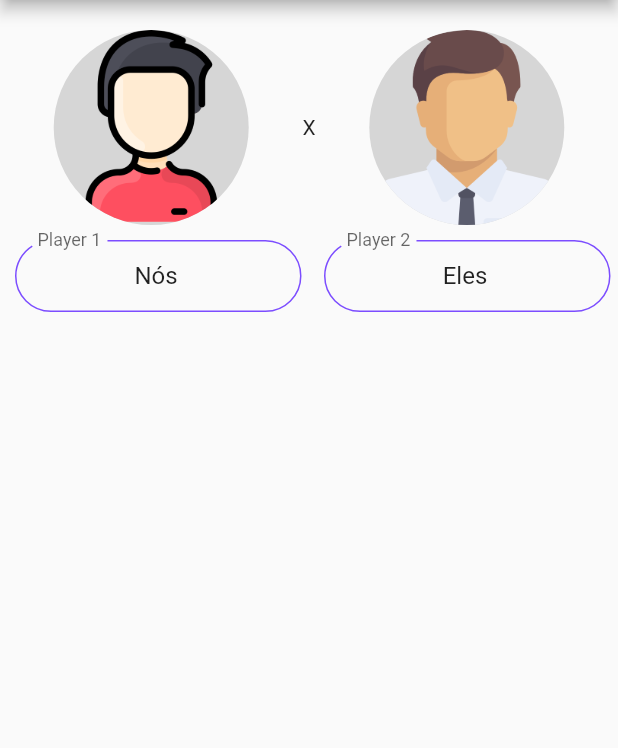
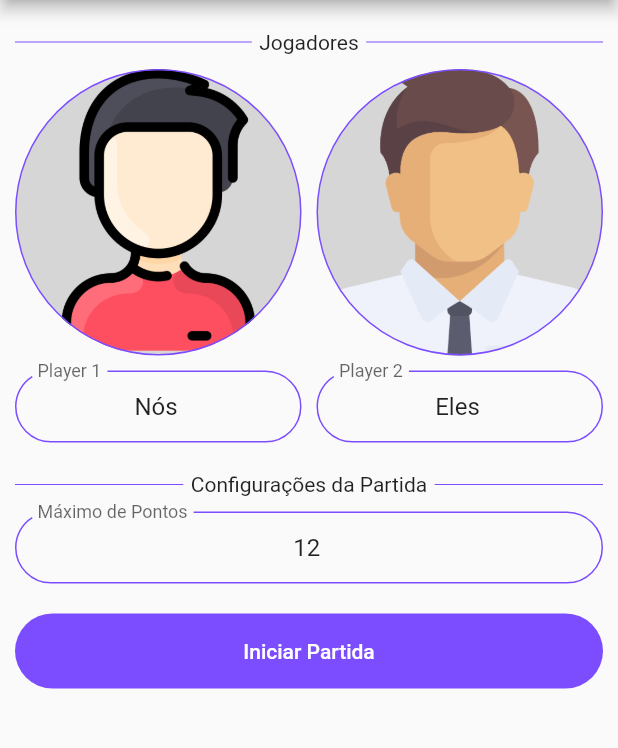
Before and after one commit to MichelHanzenScheeren/marcador_de_truco, a Flutter app: the screen it shows after launch, on a phone screen of 412 x 824 dp, the part 84-832 px from its top. Run offline on Flutter 3.47's test engine with Material 2 defaults, Android fonts, the phone set to English and light mode, and no system bars; our stand-ins replace flutter_mobx, image_cropper, image_picker, mobx; generated files the repository leaves out were written again.

Commit message:
Continuação da criação da homePage.

```diff
--- a/lib/main.dart
+++ b/lib/main.dart
@@ -19,6 +19,7 @@ class MyApp extends StatelessWidget {
         visualDensity: VisualDensity.adaptivePlatformDensity,
         primaryColor: Colors.deepPurpleAccent,
         accentColor: Colors.deepPurpleAccent,
+        splashColor: Colors.white,
         inputDecorationTheme: InputDecorationTheme(
           contentPadding: EdgeInsets.symmetric(horizontal: 15, vertical: 5),
           enabledBorder: OutlineInputBorder(
--- a/lib/pages/home_page/custom_text_field.dart
+++ /dev/null
@@ -1,30 +0,0 @@
-import 'package:flutter/material.dart';
-
-class CustomTextField extends StatelessWidget {
-  final String text;
-  final String playerNumber;
-  final Function(String valur) changed;
-  CustomTextField({
-    @required this.text,
-    @required this.playerNumber,
-    @required this.changed,
-  });
-
-  @override
-  Widget build(BuildContext context) {
-    return Flexible(
-      flex: 1,
-      child: Padding(
-        padding: EdgeInsets.only(left: 10, right: 5),
-        child: TextFormField(
-          initialValue: text,
-          textAlign: TextAlign.center,
-          onChanged: changed,
-          decoration: InputDecoration(
-            labelText: "Player $playerNumber",
-          ),
-        ),
-      ),
-    );
-  }
-}
--- a/lib/pages/home_page/home.dart
+++ b/lib/pages/home_page/home.dart
@@ -1,9 +1,11 @@
 import 'package:flutter/material.dart';
-import 'package:marcadordetruco/models/player.dart';
-import 'package:marcadordetruco/pages/home_page/custom_text_field.dart';
-import 'package:marcadordetruco/pages/home_page/players_images.dart';
-import 'package:marcadordetruco/statics/project_images.dart';
-import 'package:marcadordetruco/widgets/image_container.dart';
+import 'package:marcadordetruco/pages/home_page/widgets/players_names.dart';
+import 'package:marcadordetruco/widgets/custom_button.dart';
+import './widgets/players_images.dart';
+import '../../widgets/custom_text_field.dart';
+import '../../statics/project_images.dart';
+import '../../models/player.dart';
+import '../../widgets/title_divider.dart';
 
 class Home extends StatefulWidget {
   @override
@@ -23,36 +25,60 @@ class _HomeState extends State<Home> {
     name: "Eles",
     playerNumber: Players.p2,
   );
+  final maxPointsController = TextEditingController();
 
   @override
   Widget build(BuildContext context) {
+    final double space = 10;
+    final double width = MediaQuery.of(context).size.width;
+    final Color primaryColor = Theme.of(context).accentColor;
+    final Color secondaryColor = Theme.of(context).splashColor;
     return Scaffold(
       appBar: AppBar(
         title: Text("Marcador de Truco"),
       ),
       body: SingleChildScrollView(
         child: Padding(
-          padding: const EdgeInsets.symmetric(vertical: 20),
+          padding: EdgeInsets.all(space),
           child: Form(
             child: Column(
               crossAxisAlignment: CrossAxisAlignment.stretch,
               children: <Widget>[
-                PlayersImages(player1, player2),
-                SizedBox(height: 10),
-                Row(
-                  mainAxisAlignment: MainAxisAlignment.spaceAround,
-                  children: <Widget>[
-                    CustomTextField(
-                      text: player1.name,
-                      playerNumber: "1",
-                      changed: player1.setName,
-                    ),
-                    CustomTextField(
-                      text: player2.name,
-                      playerNumber: "2",
-                      changed: player2.setName,
-                    ),
-                  ],
+                SizedBox(height: space),
+                TitleDivider(
+                  text: "Jogadores",
+                  dividerColor: primaryColor,
+                ),
+                SizedBox(height: space),
+                PlayersImages(
+                  player1: player1,
+                  player2: player2,
+                  imageSize: (width / 2) - space - (space / 2),
+                ),
+                SizedBox(height: space),
+                PlayersNames(
+                  player1: player1,
+                  player2: player2,
+                  space: space,
+                ),
+                SizedBox(height: 2 * space),
+                TitleDivider(
+                  text: "Configurações da Partida",
+                  dividerColor: primaryColor,
+                ),
+                SizedBox(height: space),
+                CustomTextField(
+                  initialValue: "12",
+                  label: "Máximo de Pontos",
+                  textController: maxPointsController,
+                  keyboardType: TextInputType.number,
+                ),
+                SizedBox(height: space * 2),
+                CustomButton(
+                  backGroundColor: primaryColor,
+                  buttonText: "Iniciar Partida",
+                  textColor: secondaryColor,
+                  onPressed: () {},
                 ),
               ],
             ),
--- a/lib/pages/home_page/players_images.dart
+++ b/lib/pages/home_page/widgets/players_images.dart
@@ -1,13 +1,18 @@
 import 'package:flutter/material.dart';
 import 'package:flutter_mobx/flutter_mobx.dart';
-import 'package:marcadordetruco/models/player.dart';
-import 'package:marcadordetruco/widgets/edit_image_player.dart';
-import '../../widgets/image_container.dart';
+import '../../../models/player.dart';
+import '../../../widgets/edit_image_player.dart';
+import '../../../widgets/image_container.dart';
 
 class PlayersImages extends StatelessWidget {
   final Player player1;
   final Player player2;
-  PlayersImages(this.player1, this.player2);
+  final double imageSize;
+  PlayersImages({
+    @required this.player1,
+    @required this.player2,
+    @required this.imageSize,
+  });
 
   void editImage(BuildContext context, Player player) {
     showModalBottomSheet(
@@ -18,8 +23,9 @@ class PlayersImages extends StatelessWidget {
 
   @override
   Widget build(BuildContext context) {
+    final Color primaryColor = Theme.of(context).accentColor;
     return Row(
-      mainAxisAlignment: MainAxisAlignment.spaceEvenly,
+      mainAxisAlignment: MainAxisAlignment.spaceBetween,
       children: <Widget>[
         InkWell(
           borderRadius: BorderRadius.all(Radius.circular(20)),
@@ -27,21 +33,22 @@ class PlayersImages extends StatelessWidget {
             return ImageContainer(
               image: player1.image,
               type: player1.imageType,
-              height: 130,
-              width: 130,
+              height: imageSize,
+              width: imageSize,
+              borderColor: primaryColor,
             );
           }),
           onTap: () => editImage(context, player1),
         ),
-        Text("X"),
         InkWell(
           borderRadius: BorderRadius.all(Radius.circular(20)),
           child: Observer(builder: (_) {
             return ImageContainer(
               image: player2.image,
               type: player2.imageType,
-              height: 130,
-              width: 130,
+              height: imageSize,
+              width: imageSize,
+              borderColor: primaryColor,
             );
           }),
           onTap: () => editImage(context, player2),
--- /dev/null
+++ b/lib/pages/home_page/widgets/players_names.dart
@@ -0,0 +1,41 @@
+import 'package:flutter/material.dart';
+import '../../../widgets/custom_text_field.dart';
+import '../../../models/player.dart';
+
+class PlayersNames extends StatelessWidget {
+  final Player player1;
+  final Player player2;
+  final double space;
+  PlayersNames({
+    @required this.player1,
+    @required this.player2,
+    @required this.space,
+  });
+
+  @override
+  Widget build(BuildContext context) {
+    return Row(
+      mainAxisAlignment: MainAxisAlignment.spaceBetween,
+      children: <Widget>[
+        Flexible(
+          flex: 1,
+          child: CustomTextField(
+            myPadding: EdgeInsets.only(right: space / 2),
+            initialValue: player1.name,
+            label: "Player 1",
+            changed: player1.setName,
+          ),
+        ),
+        Flexible(
+          flex: 1,
+          child: CustomTextField(
+            myPadding: EdgeInsets.only(left: space / 2),
+            initialValue: player2.name,
+            label: "Player 2",
+            changed: player2.setName,
+          ),
+        ),
+      ],
+    );
+  }
+}
--- /dev/null
+++ b/lib/widgets/custom_button.dart
@@ -0,0 +1,30 @@
+import 'package:flutter/material.dart';
+
+class CustomButton extends StatelessWidget {
+  final Color backGroundColor;
+  final String buttonText;
+  final Color textColor;
+  final Function onPressed;
+  CustomButton({
+    this.backGroundColor: Colors.white,
+    this.buttonText: "",
+    this.textColor: Colors.black,
+    this.onPressed,
+  });
+
+  @override
+  Widget build(BuildContext context) {
+    return Container(
+      height: 50,
+      child: RaisedButton(
+        elevation: 0,
+        color: backGroundColor,
+        shape: RoundedRectangleBorder(
+          borderRadius: BorderRadius.circular(30),
+        ),
+        child: Text(buttonText, style: TextStyle(color: Colors.white)),
+        onPressed: onPressed,
+      ),
+    );
+  }
+}
--- /dev/null
+++ b/lib/widgets/custom_text_field.dart
@@ -0,0 +1,36 @@
+import 'package:flutter/material.dart';
+
+class CustomTextField extends StatelessWidget {
+  final EdgeInsets myPadding;
+  final String initialValue;
+  final String label;
+  final Function(String value) changed;
+  final TextEditingController textController;
+  final TextInputType keyboardType;
+
+  CustomTextField({
+    this.myPadding: EdgeInsets.zero,
+    this.initialValue,
+    this.label,
+    this.changed,
+    this.textController,
+    this.keyboardType: TextInputType.text,
+  });
+
+  @override
+  Widget build(BuildContext context) {
+    return Padding(
+      padding: myPadding,
+      child: TextFormField(
+        keyboardType: keyboardType,
+        textAlignVertical: TextAlignVertical.center,
+        initialValue: initialValue,
+        textAlign: TextAlign.center,
+        onChanged: changed,
+        decoration: InputDecoration(
+          labelText: label,
+        ),
+      ),
+    );
+  }
+}
--- a/lib/widgets/edit_name_player.dart
+++ b/lib/widgets/edit_name_player.dart
@@ -1,5 +1,6 @@
 import 'package:flutter/material.dart';
 import 'package:flutter_mobx/flutter_mobx.dart';
+import 'package:marcadordetruco/widgets/custom_button.dart';
 import '../models/edit_name.dart';
 
 class EditNamePlayer extends StatefulWidget {
@@ -45,14 +46,10 @@ class _EditNamePlayerState extends State<EditNamePlayer> {
             Container(
               height: 50,
               child: Observer(builder: (context) {
-                return RaisedButton(
-                  elevation: 0,
-                  color: Theme.of(context).accentColor,
-                  disabledColor: Colors.grey,
-                  shape: RoundedRectangleBorder(
-                    borderRadius: BorderRadius.circular(20),
-                  ),
-                  child: Text("Salvar", style: TextStyle(color: Colors.white)),
+                return CustomButton(
+                  buttonText: "Salvar",
+                  backGroundColor: Theme.of(context).accentColor,
+                  textColor: Theme.of(context).splashColor,
                   onPressed: editName.isValid
                       ? () {
                           FocusScope.of(context).requestFocus(FocusNode());
--- a/lib/widgets/image_container.dart
+++ b/lib/widgets/image_container.dart
@@ -7,11 +7,13 @@ class ImageContainer extends StatelessWidget {
   final ImageType type;
   final double width;
   final double height;
+  final Color borderColor;
   ImageContainer({
     @required this.image,
     @required this.type,
     this.height: 70,
     this.width: 70,
+    this.borderColor: Colors.transparent,
   });
 
   @override
@@ -22,6 +24,7 @@ class ImageContainer extends StatelessWidget {
       decoration: BoxDecoration(
         color: Colors.grey[350],
         shape: BoxShape.circle,
+        border: Border.all(color: borderColor),
         image: DecorationImage(
           fit: BoxFit.fill,
           image: type == ImageType.asset
--- /dev/null
+++ b/lib/widgets/title_divider.dart
@@ -0,0 +1,20 @@
+import 'package:flutter/material.dart';
+
+class TitleDivider extends StatelessWidget {
+  final String text;
+  final Color dividerColor;
+  TitleDivider({this.text: "", this.dividerColor: Colors.black});
+
+  @override
+  Widget build(BuildContext context) {
+    return Row(
+      children: <Widget>[
+        Expanded(child: Divider(color: dividerColor)),
+        SizedBox(width: 5),
+        Text(text),
+        SizedBox(width: 5),
+        Expanded(child: Divider(color: dividerColor)),
+      ],
+    );
+  }
+}
```
Also changed, not shown: lib/models/edit_name.g.dart, lib/models/game_model.g.dart, lib/models/player.g.dart, lib/models/truco.g.dart.
